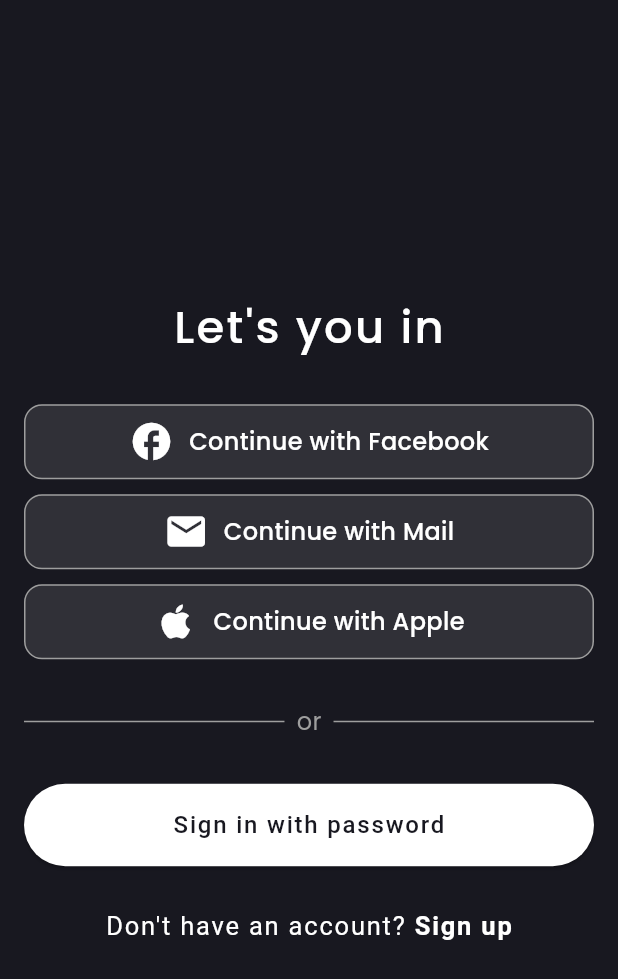
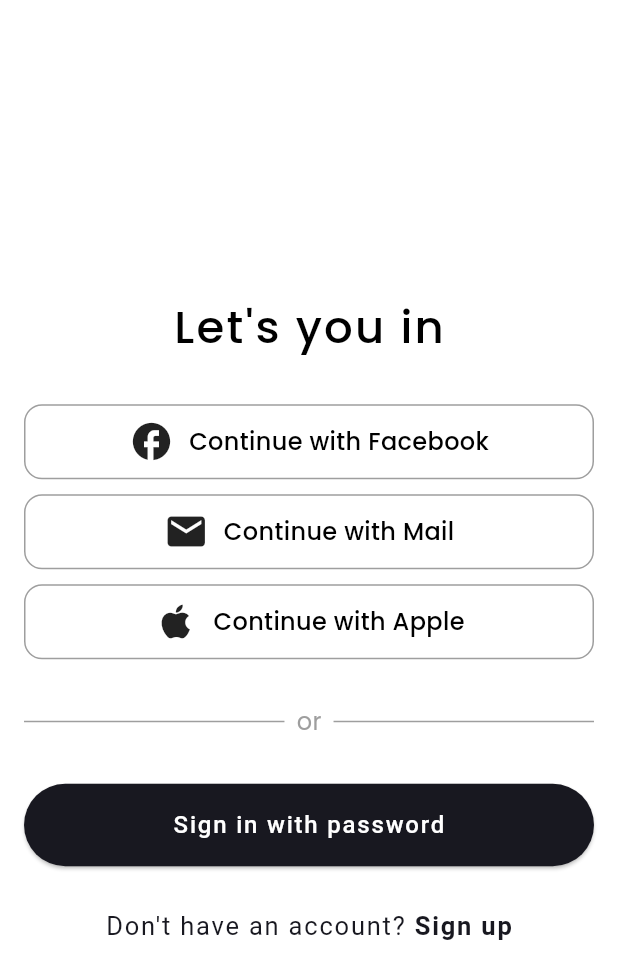
Before and after one commit to dinodtharinda/FashionFlow-flutter, a Flutter app: the screen it shows after launch, on a phone screen of 412 x 824 dp. Shown: the top 979 px of the screen. Run offline on Flutter 3.47's test engine with Material 3 defaults, Android fonts, the light colour scheme and no system bars; our stand-ins replace cloud_firestore, firebase_auth, firebase_core, firebase_messaging, flutter_bloc, fpdart and 1 more; accounts and stored records are empty.

Commit message:
add theme

```diff
--- a/lib/main.dart
+++ b/lib/main.dart
@@ -39,7 +39,8 @@ class _MainAppState extends State<MainApp> {
   @override
   Widget build(BuildContext context) {
     return MaterialApp(
-      theme: AppTheme.darkThemeMode,
+      theme: AppTheme.lightThemeMode,
+      darkTheme: AppTheme.darkThemeMode,
       home: BlocSelector<AppUserCubit, AppUserState, bool>(
         selector: (state) {
           return state is AppUserLoggedIn;
```
